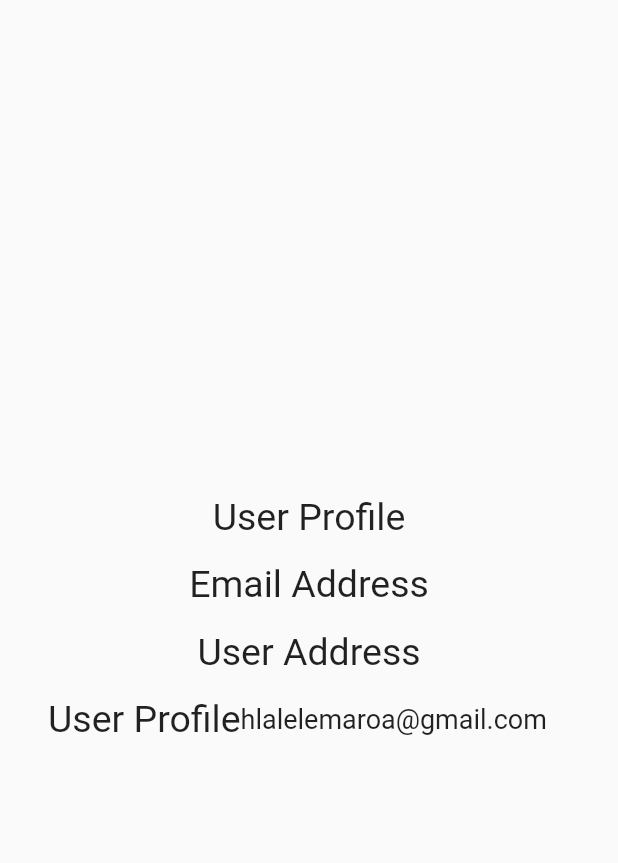
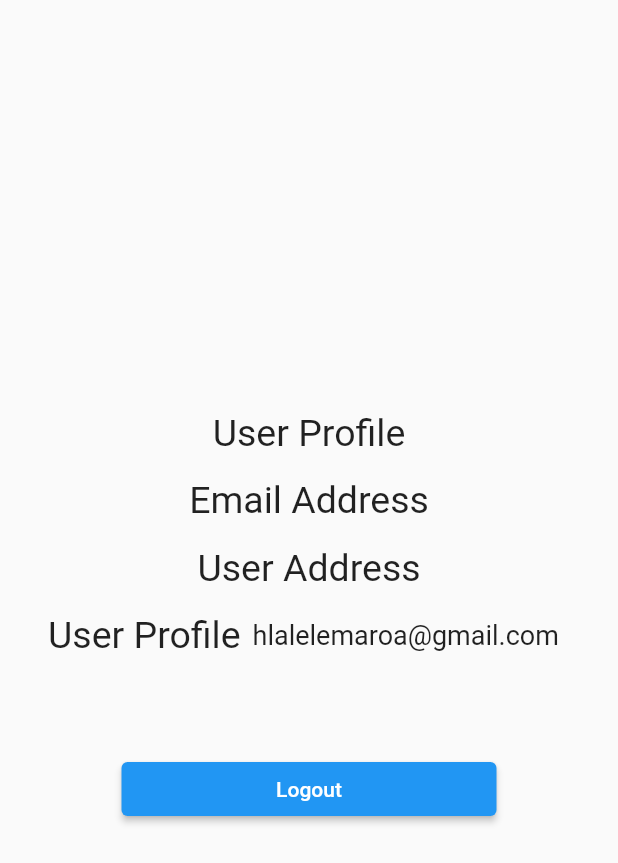
Before and after one commit to Coffee58511867/booking_app, a Flutter app: the Profile screen opened directly, on a phone screen of 412 x 824 dp. Shown: the top 863 px of the screen. Run offline on Flutter 3.47's test engine with Material 2 defaults, Android fonts, the phone set to English and light mode, and no system bars; Roboto replaces fonts that are missing (addressState).

```diff
--- a/lib/profile.dart
+++ b/lib/profile.dart
@@ -44,27 +44,43 @@ class Profile extends StatelessWidget {
               style: TextStyle(
                   fontFamily: AutofillHints.addressState, fontSize: 25.0),
             ),
-            SizedBox(height: 16.0),
-            Text(
+            const SizedBox(height: 16.0),
+            const Text(
               "User Address",
               style: TextStyle(
                   fontFamily: AutofillHints.addressState, fontSize: 25.0),
             ),
-            SizedBox(height: 16.0),
+            const SizedBox(height: 16.0),
             Row(
               children: [
-                Text(
+                const Text(
                   "User Profile",
                   style: TextStyle(
                       fontFamily: AutofillHints.addressState, fontSize: 25.0),
                 ),
-                Text(
-                  "hlalelemaroa@gmail.com",
-                  style: TextStyle(
-                      fontFamily: AutofillHints.addressState, fontSize: 18.0),
+                Container(
+                  margin: const EdgeInsets.only(left: 8.0),
+                  child: const Text(
+                    "hlalelemaroa@gmail.com",
+                    style: TextStyle(
+                      fontFamily: AutofillHints.addressState,
+                      fontSize: 18.0,
+                    ),
+                  ),
+                )
+              ],
+            ),
+            const SizedBox(height: 64.0),
+            ElevatedButton(
+              style: ButtonStyle(
+                fixedSize: MaterialStateProperty.all<Size>(
+                  const Size(250, 30),
                 ),
-                Container()
-              ],
+              ),
+              child: const Text("Logout"),
+              onPressed: () {
+                Navigator.pushNamed(context, '/');
+              },
             )
           ],
         ),
```
